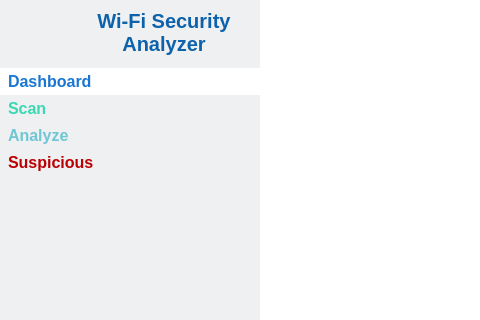
nguyenduchuy-22NS024/wifi-security-analyzer, file mainwindow.ui: the form before one commit; both pictures show x 0 to 480 and y 0 to 320 of the 1280 by 720 pixel window.
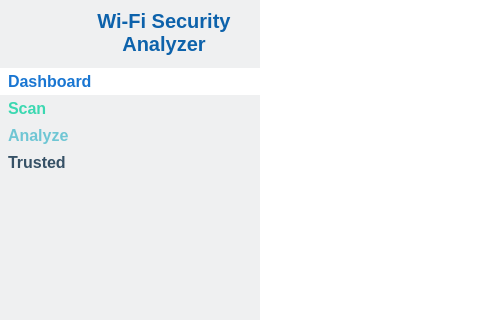
The form after the commit. Icons and pictures are not drawn.

Commit message: Update TrustedPage: new page

```diff
--- a/mainwindow.ui
+++ b/mainwindow.ui
@@ -188,12 +188,8 @@
 	color: #3bd8b1;
 }
 
-#btnSuspicious{
-	color: #ba0003;
-}
-
-#btnAttack {
-	color: #0f518c;
+#btnTrusted{
+	color: #365166;
 }
 
 #btnAnalyze {
@@ -295,13 +291,13 @@
            </widget>
           </item>
           <item>
-           <widget class="QPushButton" name="btnSuspicious">
+           <widget class="QPushButton" name="btnTrusted">
             <property name="text">
-             <string>Suspicious</string>
+             <string>Trusted</string>
             </property>
             <property name="icon">
              <iconset resource="resources.qrc">
-              <normaloff>:/root/resources/icons8-wifi-alert-32.png</normaloff>:/root/resources/icons8-wifi-alert-32.png</iconset>
+              <normaloff>:/root/resources/icons8-test-passed-32.png</normaloff>:/root/resources/icons8-test-passed-32.png</iconset>
             </property>
             <property name="iconSize">
              <size>
```
The commit also changes 10 other files.
